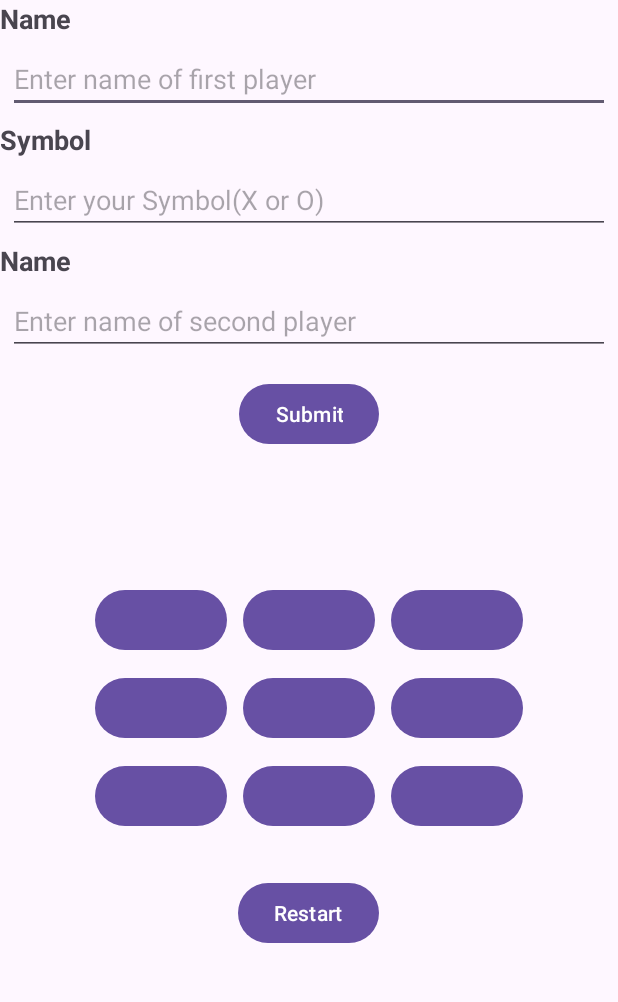
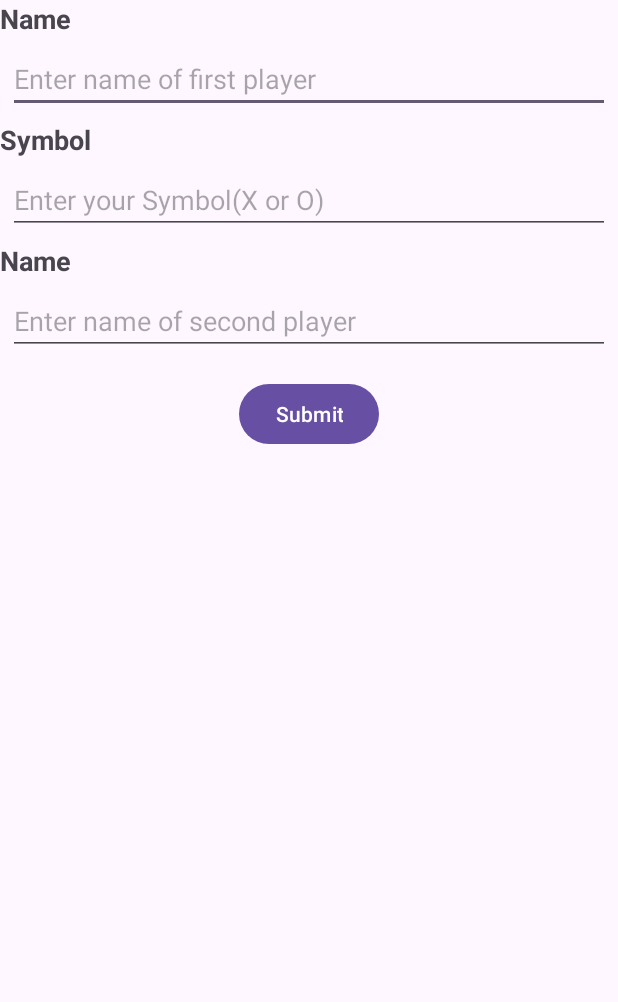
Before and after one commit to MayurRastogiji/Android_Applications, an Android app: the screen it shows after launch (MainActivity), on a phone screen of 412 x 824 dp, the part 61-1063 px from its top. Run offline under Robolectric (Android 15) with nearby library versions, the phone set to English and light mode, and no system bars.

Commit message:
refined TicTacToe app

```diff
--- a/TicTacToe/app/src/main/AndroidManifest.xml
+++ b/TicTacToe/app/src/main/AndroidManifest.xml
@@ -13,6 +13,9 @@
         android:theme="@style/Theme.TicTacToe"
         tools:targetApi="31">
         <activity
+            android:name=".MainActivity2"
+            android:exported="false" />
+        <activity
             android:name=".MainActivity"
             android:exported="true">
             <intent-filter>
--- a/TicTacToe/app/src/main/res/layout/activity_main.xml
+++ b/TicTacToe/app/src/main/res/layout/activity_main.xml
@@ -18,6 +18,8 @@
         android:textStyle="bold"
         android:layout_gravity="center_horizontal"
         />
+
+
     <TextView
         android:layout_width="wrap_content"
         android:layout_height="wrap_content"
@@ -27,12 +29,12 @@
     />
 
     <EditText
+        android:id="@+id/name1"
         android:layout_width="match_parent"
         android:layout_height="wrap_content"
         android:layout_margin="5dp"
         android:hint="@string/hint_name1"
-        android:id="@+id/name1"
-        android:inputType="textPersonName"/>
+        android:inputType="textPersonName" />
 
     <TextView
         android:layout_width="match_parent"
@@ -73,87 +75,8 @@
         android:text="@string/Submit"
         android:id="@+id/submit"/>
 
-    <TextView
-        android:layout_width="wrap_content"
-        android:layout_height="wrap_content"
-        android:id="@+id/player1"
-        android:textSize="18sp"
-        android:textStyle="bold"/>
 
-    <TextView
-        android:layout_width="wrap_content"
-        android:layout_height="wrap_content"
-        android:id="@+id/player2"
-        android:textSize="18sp"
-        android:textStyle="bold"/>
 
-    <TextView
-        android:layout_width="wrap_content"
-        android:layout_height="wrap_content"
-        android:id="@+id/turn"
-        android:textSize="18sp"
-        android:layout_gravity="center_horizontal"
-        android:textStyle="bold"/>
-    <GridLayout
-        android:layout_width="wrap_content"
-        android:layout_height="wrap_content"
-        android:columnCount="3"
-        android:layout_gravity="center"
-        >
-
-        <Button
-            android:id="@+id/cell11"
-            android:layout_margin="5dp"
-            android:onClick="check"/>
-        <Button
-            android:id="@+id/cell12"
-            android:layout_margin="5dp"
-            android:onClick="check"/>
-        <Button
-            android:id="@+id/cell13"
-            android:onClick="check"
-            android:layout_margin="5dp"/>
-        <Button
-            android:id="@+id/cell21"
-            android:onClick="check"
-            android:layout_margin="5dp"/>
-        <Button
-            android:id="@+id/cell22"
-            android:onClick="check"
-            android:layout_margin="5dp"/>
-        <Button
-            android:id="@+id/cell23"
-            android:onClick="check"
-            android:layout_margin="5dp"/>
-        <Button
-            android:id="@+id/cell31"
-            android:layout_margin="5dp"
-            android:onClick="check"/>
-        <Button
-            android:id="@+id/cell32"
-            android:onClick="check"
-            android:layout_margin="5dp"/>
-        <Button
-            android:id="@+id/cell33"
-            android:onClick="check"
-            android:layout_margin="5dp"/>
-
-    </GridLayout>
-
-    <TextView
-        android:layout_width="wrap_content"
-        android:layout_height="wrap_content"
-        android:id="@+id/result"
-        android:textSize="18sp"
-        android:textStyle="bold"/>
-
-    <Button
-        android:layout_width="wrap_content"
-        android:layout_height="wrap_content"
-        android:layout_gravity="center_horizontal"
-        android:text="@string/restart"
-        android:id="@+id/restart"
-        android:onClick="restart"/>
 
 
 </LinearLayout>
```
Also changed, not shown: TicTacToe/app/src/main/java/com/example/tictactoe/MainActivity.java (+143 -125 lines), TicTacToe/app/src/main/java/com/example/tictactoe/MainActivity2.java (added, +159 -0 lines), TicTacToe/app/src/main/res/layout/activity_main2.xml (added, +105 -0 lines).
